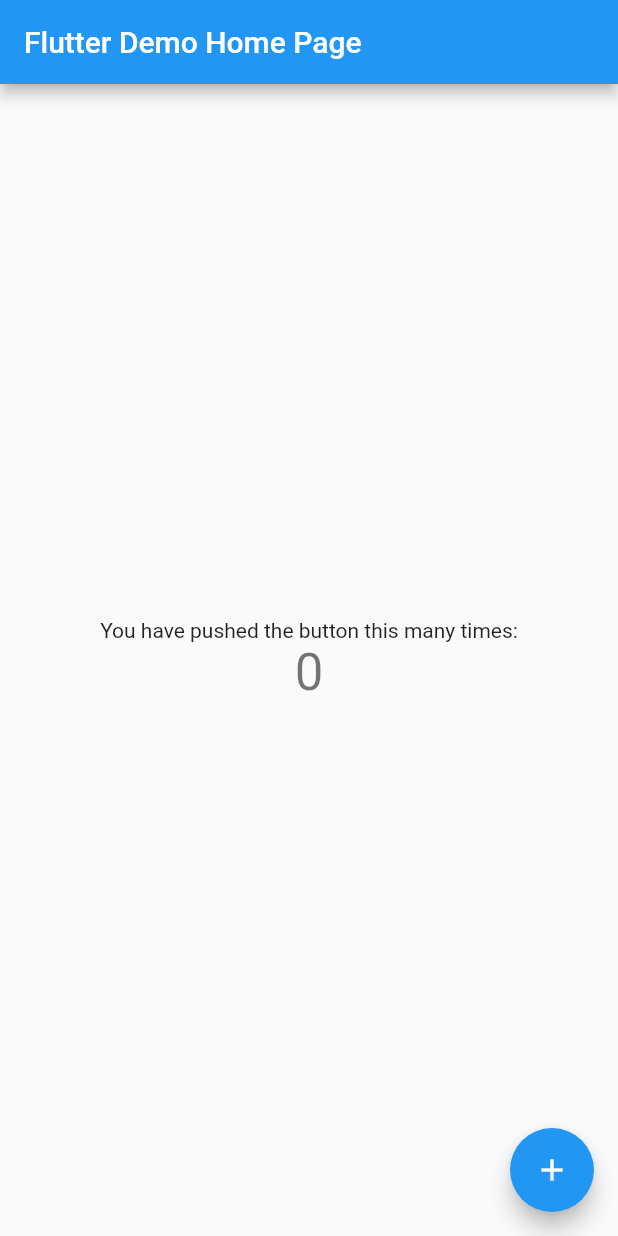
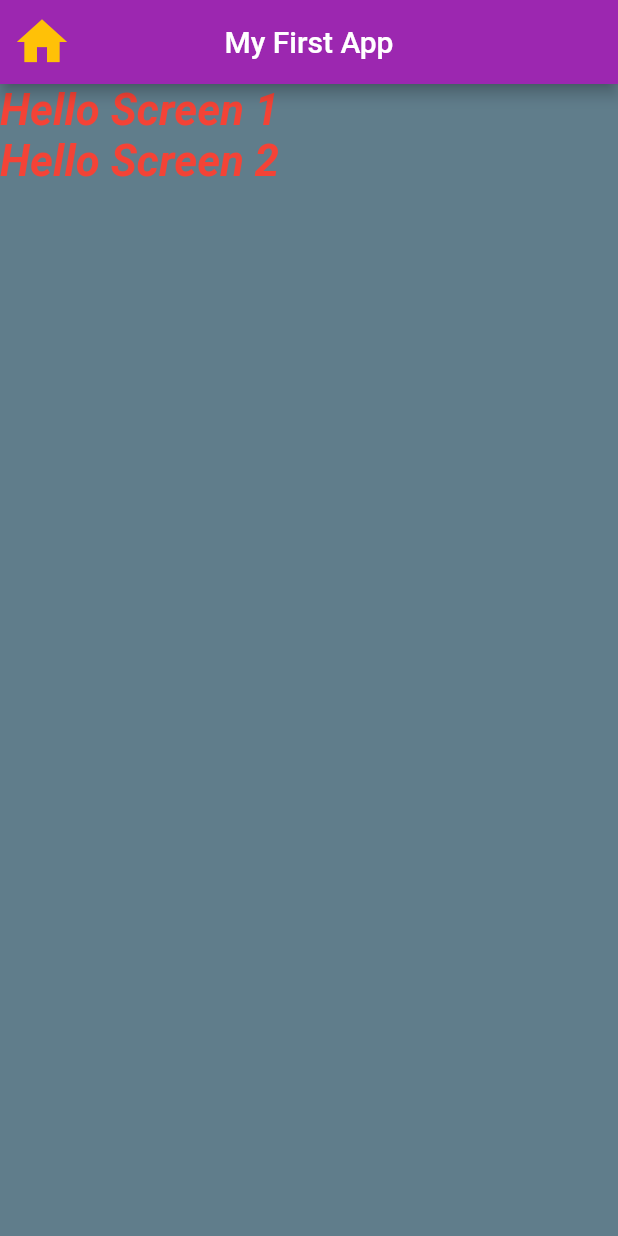
Before and after one commit to sajjadrahman56/Flutter-Journey, a Flutter app: the screen it shows after launch, on a phone screen of 412 x 824 dp. Run offline on Flutter 3.47's test engine with Material 2 defaults, Android fonts, the phone set to English and light mode, and no system bars; Roboto replaces fonts that are missing (Lobster).

Commit message:
Widget Tree create , home screen divided into number of class

```diff
--- a/Flutter-Projects/cl_01/lib/main.dart
+++ b/Flutter-Projects/cl_01/lib/main.dart
@@ -1,77 +1,60 @@
 import 'package:flutter/material.dart';
 
 void main() {
-  runApp(const MyApp());
+  runApp(MyApp());
 }
 
 class MyApp extends StatelessWidget {
-  const MyApp({super.key});
-
-  // This widget is the root of your application.
   @override
   Widget build(BuildContext context) {
     return MaterialApp(
-      title: 'Flutter Demo',
-      theme: ThemeData(
-
-        primarySwatch: Colors.blue,
-      ),
-      home: const MyHomePage(title: 'Flutter Demo Home Page'),
+      // home is named prameter of MaterialApp. if small latter it is property of MaterialApp
+      // if capital latter it is class of MaterialApp
+      home: HomeScreen(),
+      title: 'MF app',
     );
   }
 }
 
-class MyHomePage extends StatefulWidget {
-  const MyHomePage({super.key, required this.title});
-
-
-
-  final String title;
-
-  @override
-  State<MyHomePage> createState() => _MyHomePageState();
-}
-
-class _MyHomePageState extends State<MyHomePage> {
-  int _counter = 0;
-
-  void _incrementCounter() {
-    setState(() {
-
-      _counter++;
-    });
-  }
+class HomeScreen extends StatelessWidget {
   @override
   Widget build(BuildContext context) {
-
     return Scaffold(
+      backgroundColor: Colors.blueGrey,
       appBar: AppBar(
-        // Here we take the value from the MyHomePage object that was created by
-        // the App.build method, and use it to set our appbar title.
-        title: Text(widget.title),
-      ),
-      body: Center(
-        // Center is a layout widget. It takes a single child and positions it
-        // in the middle of the parent.
-        child: Column(
-
-          mainAxisAlignment: MainAxisAlignment.center,
-          children: <Widget>[
-            const Text(
-              'You have pushed the button this many times:',
-            ),
-            Text(
-              '$_counter',
-              style: Theme.of(context).textTheme.headlineMedium,
-            ),
-          ],
+        backgroundColor: Colors.purple,
+        centerTitle: true,
+        title: Text("My First App"),
+        leading: Icon(
+          Icons.home,
+          color: Colors.amber,
+          size: 40,
         ),
       ),
-      floatingActionButton: FloatingActionButton(
-        onPressed: _incrementCounter,
-        tooltip: 'Increment',
-        child: const Icon(Icons.add),
-      ), // This trailing comma makes auto-formatting nicer for build methods.
+      body: Column(
+        children: [
+          Text(
+            "Hello Screen 1",
+            style: TextStyle(
+              fontSize: 29,
+              color: Colors.red,
+              fontFamily: 'Lobster',
+              fontStyle: FontStyle.italic,
+              fontWeight: FontWeight.bold,
+            ),
+          ),
+          Text(
+            "Hello Screen 2",
+            style: TextStyle(
+              fontSize: 29,
+              color: Colors.red,
+              fontFamily: 'Lobster',
+              fontStyle: FontStyle.italic,
+              fontWeight: FontWeight.bold,
+            ),
+          ),
+        ],
+      ),
     );
   }
 }
```
